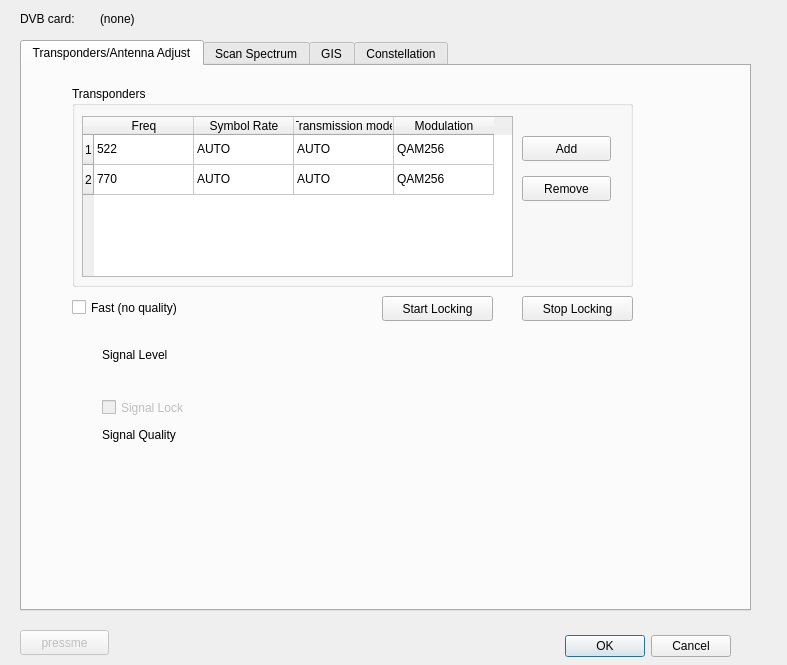
This is src/dvbtest/testdialog.ui in SergeyStaroletov/TestingDVBT2 as Qt 5 draws it before an edit. The edited form follows.
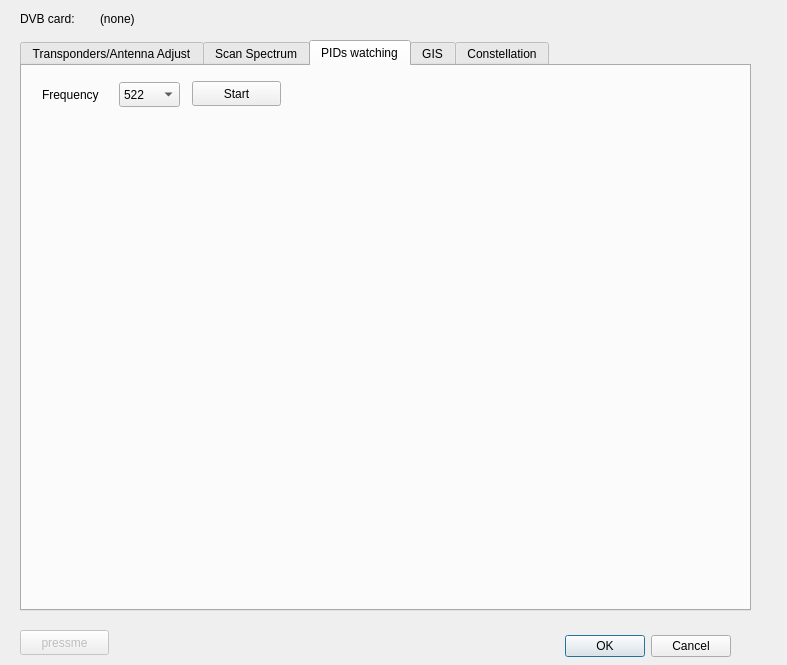
This is the edited form. Custom widgets are drawn as their Qt base class.

Commit message: a new tab and decompose the tuning

The edit to the form file:
```diff
--- a/src/dvbtest/testdialog.ui
+++ b/src/dvbtest/testdialog.ui
@@ -58,7 +58,7 @@
     </rect>
    </property>
    <property name="currentIndex">
-    <number>0</number>
+    <number>2</number>
    </property>
    <widget class="QWidget" name="tab">
     <attribute name="title">
@@ -542,6 +542,62 @@
      </property>
     </widget>
    </widget>
+   <widget class="QWidget" name="tab_5">
+    <attribute name="title">
+     <string>PIDs watching</string>
+    </attribute>
+    <widget class="QCustomPlot" name="plotPID" native="true">
+     <property name="geometry">
+      <rect>
+       <x>20</x>
+       <y>100</y>
+       <width>671</width>
+       <height>421</height>
+      </rect>
+     </property>
+    </widget>
+    <widget class="QComboBox" name="comboBoxFreqPID">
+     <property name="geometry">
+      <rect>
+       <x>97</x>
+       <y>16</y>
+       <width>61</width>
+       <height>25</height>
+      </rect>
+     </property>
+     <item>
+      <property name="text">
+       <string>522</string>
+      </property>
+     </item>
+    </widget>
+    <widget class="QLabel" name="label_13">
+     <property name="geometry">
+      <rect>
+       <x>20</x>
+       <y>20</y>
+       <width>91</width>
+       <height>17</height>
+      </rect>
+     </property>
+     <property name="text">
+      <string>Frequency</string>
+     </property>
+    </widget>
+    <widget class="QPushButton" name="pushButtonStartPID">
+     <property name="geometry">
+      <rect>
+       <x>170</x>
+       <y>15</y>
+       <width>89</width>
+       <height>25</height>
+      </rect>
+     </property>
+     <property name="text">
+      <string>Start</string>
+     </property>
+    </widget>
+   </widget>
    <widget class="QWidget" name="tab_2">
     <attribute name="title">
      <string>GIS</string>
```
The commit also changes 7 other files.
